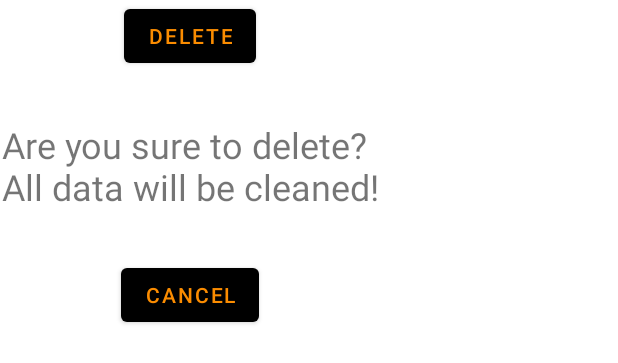
After one commit to dygogive/Simple_Fitness_Records_0.1, an Android app: the layout dialog_delete.xml on its own in the app's theme, with its tools: preview values and no code run, on a phone screen of 412 x 824 dp. The commit adds this screen. Shown: the top 363 px of the screen. Run offline under Robolectric (Android 15) with nearby library versions, the phone set to English and light mode, and no system bars.

Commit message:
refactor radapters

```diff
--- /dev/null
+++ b/app/src/main/java/com/example/simplefitnessrecords01/dialog/DialogOnClick.java
@@ -0,0 +1,5 @@
+package com.example.simplefitnessrecords01.dialog;
+
+public interface DialogOnClick {
+    void OnClick();
+}
--- a/app/src/main/java/com/example/simplefitnessrecords01/dialog/UniqueNameProcessor.java
+++ b/app/src/main/java/com/example/simplefitnessrecords01/dialog/DialogUniqueNameProcessor.java
@@ -1,6 +1,6 @@
 package com.example.simplefitnessrecords01.dialog;
 
-public interface UniqueNameProcessor {
+public interface DialogUniqueNameProcessor {
     //listener for button OK in dialog
     void processUniqueName(String[] uniqueName);
 }
--- a/app/src/main/java/com/example/simplefitnessrecords01/recycler_views/RecyclerViewOneSetsAdapter.java
+++ b/app/src/main/java/com/example/simplefitnessrecords01/recycler_views/RecyclerViewOneSetsAdapter.java
@@ -157,7 +157,7 @@ public class RecyclerViewOneSetsAdapter extends RecyclerView.Adapter<RecyclerVie
             binding.tvExerciceName.addTextChangedListener(new TextWatcher() {
                 //Create time delaying.
                 Timer timer = new Timer();
-                final long DELAY = 1000; // time delay msec
+                final long DELAY = 500; // time delay msec
                 @Override
                 public void beforeTextChanged(CharSequence s, int start, int count, int after) {
 
--- a/app/src/main/res/layout/activity_set.xml
+++ b/app/src/main/res/layout/activity_set.xml
@@ -14,7 +14,7 @@
         android:layout_height="wrap_content"
         android:layout_marginStart="16dp"
         android:layout_marginTop="8dp"
-        android:hint="subname"
+        android:hint="@string/info"
         android:textColor="#FB8C00"
         android:textSize="16sp"
         app:layout_constraintStart_toStartOf="parent"
@@ -26,7 +26,7 @@
         android:layout_height="wrap_content"
         android:layout_marginStart="16dp"
         android:layout_marginTop="8dp"
-        android:hint="name"
+        android:hint="@string/name"
         android:textColor="#FB8C00"
         android:textSize="16sp"
         app:layout_constraintStart_toStartOf="parent"
@@ -38,7 +38,7 @@
         android:layout_height="wrap_content"
         android:layout_marginTop="8dp"
         android:layout_marginEnd="16dp"
-        android:hint="day"
+        android:hint="@string/date"
         android:textColor="#FB8C00"
         android:textSize="16sp"
         app:layout_constraintEnd_toEndOf="parent"
--- /dev/null
+++ b/app/src/main/res/layout/dialog_delete.xml
@@ -0,0 +1,39 @@
+<?xml version="1.0" encoding="utf-8"?>
+<androidx.constraintlayout.widget.ConstraintLayout xmlns:android="http://schemas.android.com/apk/res/android"
+    xmlns:app="http://schemas.android.com/apk/res-auto"
+    xmlns:tools="http://schemas.android.com/tools"
+    android:layout_width="wrap_content"
+    android:layout_height="wrap_content">
+
+    <Button
+        android:id="@+id/btn_delete"
+        android:layout_width="wrap_content"
+        android:layout_height="wrap_content"
+        android:layout_marginBottom="32dp"
+        android:text="@string/delete"
+        app:layout_constraintBottom_toTopOf="@+id/textView2"
+        app:layout_constraintEnd_toEndOf="parent"
+        app:layout_constraintHorizontal_bias="0.504"
+        app:layout_constraintStart_toStartOf="parent" />
+
+    <Button
+        android:id="@+id/btn_cancel"
+        android:layout_width="wrap_content"
+        android:layout_height="wrap_content"
+        android:layout_marginTop="32dp"
+        android:text="@string/cancel"
+        app:layout_constraintEnd_toEndOf="@+id/btn_delete"
+        app:layout_constraintStart_toStartOf="@+id/btn_delete"
+        app:layout_constraintTop_toBottomOf="@+id/textView2" />
+
+    <TextView
+        android:id="@+id/textView2"
+        android:layout_width="wrap_content"
+        android:layout_height="wrap_content"
+        android:text="@string/are_you_shure"
+        android:textSize="24sp"
+        app:layout_constraintBottom_toBottomOf="parent"
+        app:layout_constraintEnd_toEndOf="@+id/btn_delete"
+        app:layout_constraintStart_toStartOf="@+id/btn_delete"
+        app:layout_constraintTop_toTopOf="parent" />
+</androidx.constraintlayout.widget.ConstraintLayout>
--- a/app/src/main/res/layout/set_fit_recycler_item.xml
+++ b/app/src/main/res/layout/set_fit_recycler_item.xml
@@ -14,7 +14,7 @@
         android:layout_marginStart="32dp"
         android:layout_marginTop="16dp"
         android:focusable="true"
-        android:hint="Exercise"
+        android:hint="@string/exercise"
         android:inputType="text"
         android:textColor="#FB8C00"
         android:textColorHint="@color/teal_200"
@@ -30,7 +30,7 @@
         android:layout_marginTop="8dp"
         android:layout_marginBottom="8dp"
         android:ems="10"
-        android:hint="Weight"
+        android:hint="@string/weight"
         android:inputType="numberDecimal"
         android:textColor="#FB8C00"
         android:textColorHint="@color/teal_200"
@@ -45,7 +45,7 @@
         android:layout_height="wrap_content"
         android:layout_marginStart="32dp"
         android:ems="10"
-        android:hint="Repeats"
+        android:hint="@string/repeats"
         android:inputType="numberDecimal"
         android:textColor="#FB8C00"
         android:textColorHint="@color/teal_200"
--- a/app/src/main/res/layout/text_for_recycler.xml
+++ b/app/src/main/res/layout/text_for_recycler.xml
@@ -13,7 +13,7 @@
         android:layout_height="wrap_content"
         android:layout_marginTop="16dp"
         android:layout_marginEnd="16dp"
-        android:hint="Date"
+        android:hint="@string/date"
         android:textColor="@color/purple_700"
         android:textSize="20sp"
         app:layout_constraintEnd_toEndOf="parent"
@@ -25,7 +25,7 @@
         android:layout_height="wrap_content"
         android:layout_marginStart="16dp"
         android:layout_marginTop="16dp"
-        android:text="Name"
+        android:text="@string/name"
         android:textSize="20sp"
         app:layout_constraintStart_toStartOf="parent"
         app:layout_constraintTop_toTopOf="parent" />
--- a/app/src/main/res/menu/menu_main.xml
+++ b/app/src/main/res/menu/menu_main.xml
@@ -3,7 +3,7 @@
     xmlns:android="http://schemas.android.com/apk/res/android">
     <item
         android:id="@+id/action_new"
-        android:title="@string/action_new_training"
+        android:title="@string/new_"
         android:icon="@drawable/baseline_add_box_24"
         app:showAsAction="ifRoom" />
     <item
--- a/app/src/main/res/menu/menu_training.xml
+++ b/app/src/main/res/menu/menu_training.xml
@@ -13,7 +13,7 @@
         app:showAsAction="withText"/>
     <item
         android:id="@+id/theend"
-        android:title="@string/theend"
+        android:title="@string/stop"
         app:showAsAction="withText"/>
     <item
         android:id="@+id/action_log_sql2"
```
Also changed, not shown: app/src/main/java/com/example/simplefitnessrecords01/UI_activities/MainActivity.java (+35 -15 lines), app/src/main/java/com/example/simplefitnessrecords01/UI_activities/SetActivity.java (+4 -4 lines), app/src/main/java/com/example/simplefitnessrecords01/dialog/DeleteDialog.java (added, +50 -0 lines), app/src/main/java/com/example/simplefitnessrecords01/dialog/StartDialog.java (+26 -4 lines), app/src/main/java/com/example/simplefitnessrecords01/sql/SQLSetFits.java (+10 -10 lines), app/src/main/java/com/example/simplefitnessrecords01/sql/SQLtrainings.java (+20 -7 lines), app/src/main/res/layout/dialog_new_training.xml (+4 -4 lines), app/src/main/res/values/arrays.xml (added, +12 -0 lines), app/src/main/res/values/strings.xml (+17 -9 lines).
